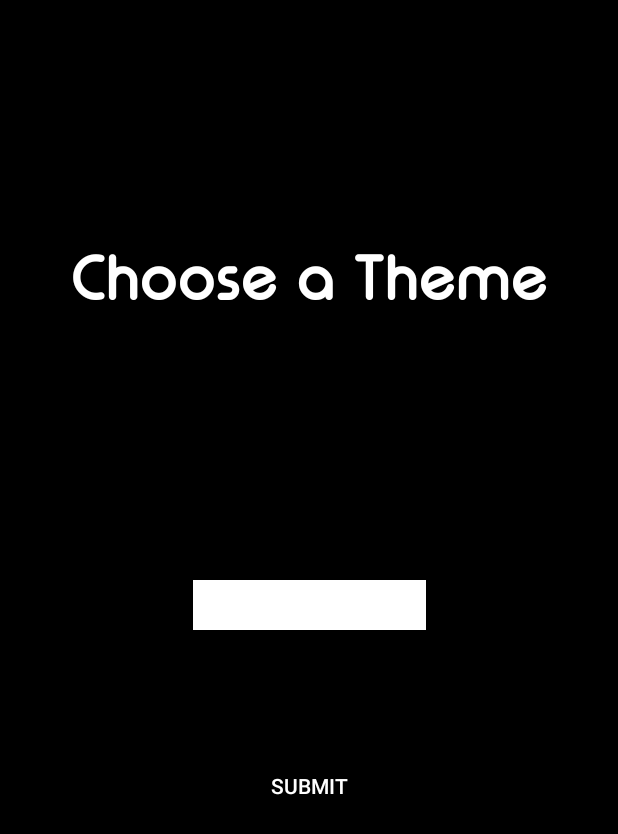
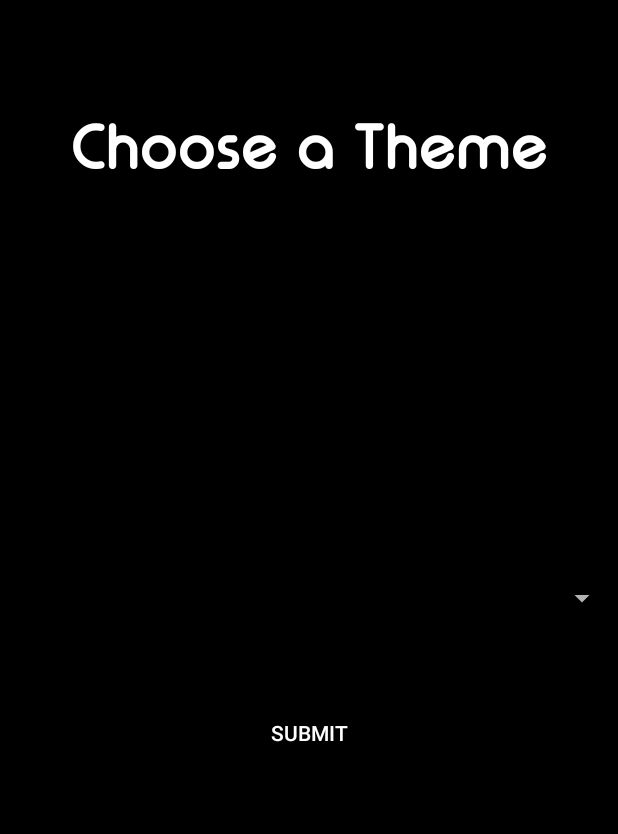
Before and after one commit to fribelguzman/Psychic_app_hw_Guzman_Fribel, an Android app: the layout fragment_main.xml on its own in the app's theme, with its tools: preview values and no code run, on a phone screen of 412 x 824 dp. Shown: the top 834 px of the screen. Run offline under Robolectric (Android 15) with nearby library versions, the phone set to English and light mode, and no system bars.

Commit message:
hot mess

```diff
--- a/app/src/main/res/layout/activity_main.xml
+++ b/app/src/main/res/layout/activity_main.xml
@@ -7,9 +7,9 @@
     tools:context=".MainActivity">
 
     <FrameLayout
-        android:id="@+id/main"
-        android:layout_width="wrap_content"
-        android:layout_height="wrap_content"
+        android:id="@+id/main_container"
+        android:layout_width="match_parent"
+        android:layout_height="match_parent"
         app:layout_constraintTop_toTopOf="parent"
         app:layout_constraintBottom_toBottomOf="parent"
         app:layout_constraintLeft_toLeftOf="parent"
--- a/app/src/main/res/layout/fragment_choice.xml
+++ b/app/src/main/res/layout/fragment_choice.xml
@@ -6,9 +6,8 @@
     android:layout_width="match_parent"
     android:layout_height="match_parent"
     android:background="@color/black"
-    tools:context=".ChoiceFragment">
+    tools:context=".fragments.ChoiceFragment">
 
-    <!-- TODO: Update blank fragment layout -->
     <TextView
         android:id="@+id/choice"
         android:layout_width="match_parent"
--- a/app/src/main/res/layout/fragment_main.xml
+++ b/app/src/main/res/layout/fragment_main.xml
@@ -4,20 +4,9 @@
     xmlns:tools="http://schemas.android.com/tools"
     android:layout_width="match_parent"
     android:layout_height="match_parent"
-    tools:context=".MainFragment"
+    tools:context=".fragments.MainFragment"
     android:id="@+id/fragment_main"
     android:background="@color/black">
-
-    <FrameLayout
-        android:layout_width="match_parent"
-        android:layout_height="match_parent"
-        tools:layout_editor_absoluteX="0dp"
-        tools:layout_editor_absoluteY="0dp">
-
-
-        <android.support.constraint.ConstraintLayout
-            android:layout_width="match_parent"
-            android:layout_height="match_parent">
 
     <TextView
         android:id="@+id/main_title"
@@ -26,32 +15,26 @@
         android:layout_marginStart="8dp"
         android:layout_marginTop="72dp"
         android:layout_marginEnd="8dp"
-                android:layout_marginBottom="8dp"
         android:fontFamily="@font/typo_round_bold_demo"
         android:text="Choose a Theme"
         android:textAlignment="center"
         android:textColor="@color/white"
         android:textSize="40sp"
-                app:layout_constraintBottom_toTopOf="@+id/theme_spinner"
         app:layout_constraintEnd_toEndOf="parent"
         app:layout_constraintStart_toStartOf="parent"
-                app:layout_constraintTop_toTopOf="parent"
-                app:layout_constraintVertical_bias="0.371" />
+        app:layout_constraintTop_toTopOf="parent" />
 
 
     <Spinner
-                android:id="@+id/theme_spinner"
-                android:layout_width="155dp"
-                android:layout_height="33dp"
-                android:layout_gravity="center"
+        android:id="@+id/spinner_theme"
+        android:layout_width="match_parent"
+        android:layout_height="44dp"
         android:layout_marginStart="8dp"
-                android:layout_marginEnd="8dp"
-                android:layout_marginBottom="80dp"
-                android:background="@color/white"
-                android:contextClickable="true"
-                app:layout_constraintBottom_toTopOf="@+id/submit_button"
+        app:layout_constraintBottom_toBottomOf="parent"
         app:layout_constraintEnd_toEndOf="parent"
-                app:layout_constraintStart_toStartOf="parent">
+        app:layout_constraintStart_toStartOf="parent"
+        app:layout_constraintTop_toBottomOf="@+id/main_title"
+        app:layout_constraintVertical_bias="0.366">
 
     </Spinner>
 
@@ -60,6 +43,7 @@
         android:layout_width="wrap_content"
         android:layout_height="wrap_content"
         android:layout_marginStart="8dp"
+        android:layout_marginTop="8dp"
         android:layout_marginEnd="8dp"
         android:layout_marginBottom="276dp"
         android:background="@color/black"
@@ -67,9 +51,8 @@
         android:textColor="@color/white"
         app:layout_constraintBottom_toBottomOf="parent"
         app:layout_constraintEnd_toEndOf="parent"
-                app:layout_constraintStart_toStartOf="parent" />
+        app:layout_constraintStart_toStartOf="parent"
+        app:layout_constraintTop_toBottomOf="@+id/spinner_theme" />
+
 
         </android.support.constraint.ConstraintLayout>
-
- </FrameLayout>
-</android.support.constraint.ConstraintLayout>
--- a/app/src/main/res/values/strings.xml
+++ b/app/src/main/res/values/strings.xml
@@ -1,7 +1,7 @@
 <resources>
     <string name="app_name">Psychic_App_HW_Guzman_Fribel</string>
 
-    <!-- TODO: Remove or change this placeholder text -->
+
     <string name="hello_blank_fragment">Hello blank fragment</string>
 
     <string-array name="theme_array">
--- a/app/src/main/res/values/styles.xml
+++ b/app/src/main/res/values/styles.xml
@@ -1,7 +1,7 @@
 <resources>
 
     <!-- Base application theme. -->
-    <style name="AppTheme" parent="Theme.AppCompat.Light.DarkActionBar">
+    <style name="AppTheme" parent="Theme.AppCompat.NoActionBar">
         <!-- Customize your theme here. -->
         <item name="colorPrimary">@color/colorPrimary</item>
         <item name="colorPrimaryDark">@color/colorPrimaryDark</item>
```
Also changed, not shown: app/src/main/java/com/example/psychic_app_hw_guzman_fribel/MainActivity.java (+5 -2 lines), app/src/main/java/com/example/psychic_app_hw_guzman_fribel/MainFragment.java (deleted, +0 -117 lines), app/src/main/java/com/example/psychic_app_hw_guzman_fribel/ResultFragment.java (deleted, +0 -108 lines), app/src/main/java/com/example/psychic_app_hw_guzman_fribel/database/GuessData.java (added, +47 -0 lines), app/src/main/java/com/example/psychic_app_hw_guzman_fribel/database/GuessModel.java (added, +31 -0 lines), app/src/main/java/com/example/psychic_app_hw_guzman_fribel/fragments/ChoiceFragment.java (renamed from app/src/main/java/com/example/psychic_app_hw_guzman_fribel/ChoiceFragment.java, +4 -7 lines), app/src/main/java/com/example/psychic_app_hw_guzman_fribel/fragments/MainFragment.java (added, +124 -0 lines), app/src/main/java/com/example/psychic_app_hw_guzman_fribel/fragments/ResultFragment.java (added, +72 -0 lines), app/src/main/res/layout/fragment_result.xml (+23 -6 lines). Lines whose indentation alone changed are shown as unchanged.
